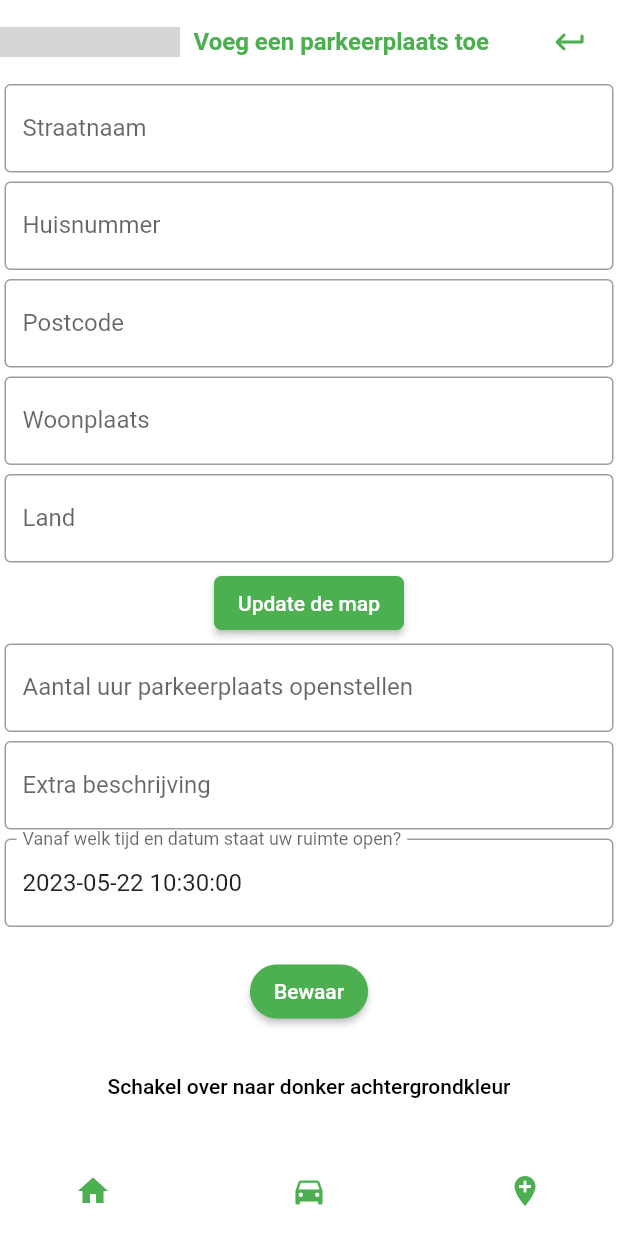
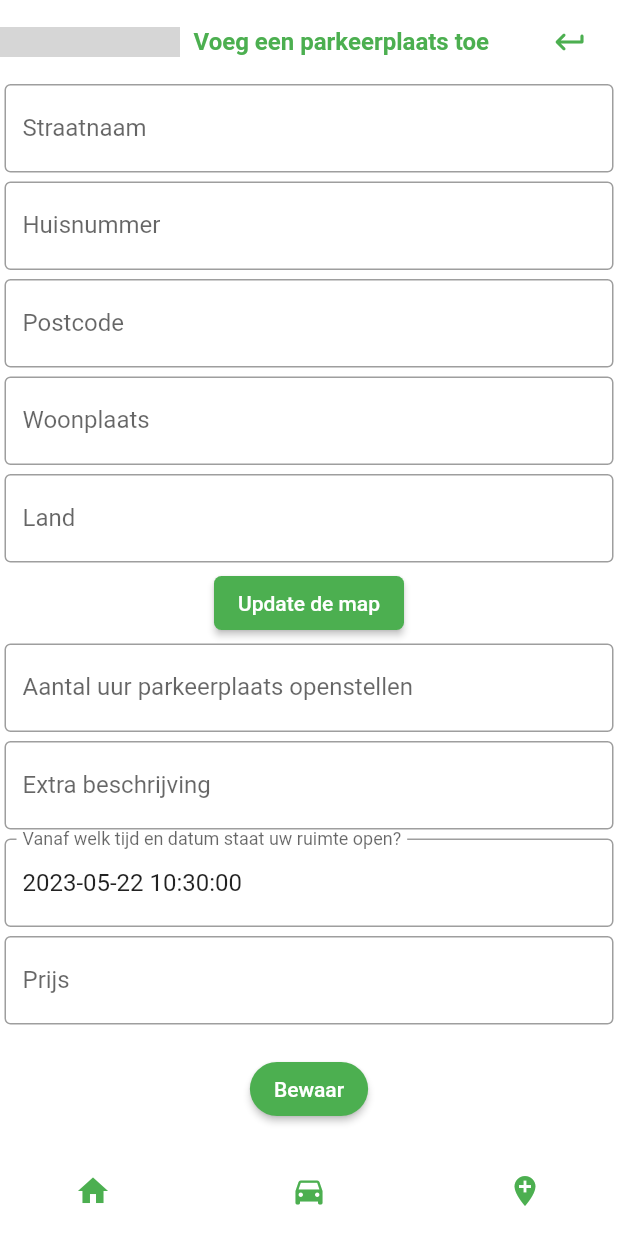
Before and after one commit to yousef12333/ParkPlanner, a Flutter app: the ParkingAdd screen opened directly, scrolled down 391 dp, on a phone screen of 412 x 824 dp. Run offline on Flutter 3.47's test engine with Material 2 defaults, Android fonts, the light colour scheme and no system bars; our stand-ins replace cloud_firestore, firebase_auth, firebase_core, flutter_map, geocoding, latlong2 and 1 more; accounts and stored records are empty; grey boxes are pictures that could not be loaded.

Commit message:
added price to parking_add, removed from car_add, reset token after 1 hour

```diff
--- a/parkplannerproject/lib/main.dart
+++ b/parkplannerproject/lib/main.dart
@@ -49,7 +49,7 @@
   }
 
   void _startSignOutTimer() {
-    const expirationDuration = Duration(seconds: 500);
+    const expirationDuration = Duration(hours: 1);
     _signOutTimer = Timer(expirationDuration, () {
       FirebaseAuth.instance.signOut();
       showDialog(
--- a/parkplannerproject/lib/parking_add.dart
+++ b/parkplannerproject/lib/parking_add.dart
@@ -24,6 +24,7 @@
   final FirebaseFirestore _firestore = FirebaseFirestore.instance;
   final TextEditingController _durationController = TextEditingController();
   final TextEditingController _descriptionController = TextEditingController();
+  final TextEditingController _priceController = TextEditingController();
   final TextEditingController _startAtController = TextEditingController(
     text: DateFormat('yyyy-MM-dd HH:mm:ss').format(DateTime.now()),
   );
@@ -152,8 +153,7 @@
                     mapController: _mapController,
                     options: MapOptions(
                       center: LatLng(51.2194, 4.4025),
-                      zoom:
-                          8.0, //zie notepad file die je opgeslagen hebt in documenten of bureaublad
+                      zoom: 8.0,
                       onTap: (tapPosition, LatLng location) =>
                           _selectLocation(location),
                     ),
@@ -172,10 +172,6 @@
                             ),
                         ],
                       ),
-                      //  GestureDetector(
-                      //   onTapUp: (details) => _selectLocation(details as LatLng),//error
-                      //   behavior: HitTestBehavior.translucent,
-                      // ),
                     ],
                   ),
                   Positioned(
@@ -462,6 +458,38 @@
                 },
               ),
             ),
+            Padding(
+              padding: const EdgeInsets.all(3.0),
+              child: TextFormField(
+                maxLines: null,
+                controller: _priceController,
+                keyboardType: TextInputType.number,
+                decoration: InputDecoration(
+                  border: OutlineInputBorder(
+                    borderSide: isDarkTheme
+                        ? const BorderSide(color: Colors.white)
+                        : const BorderSide(color: Colors.black),
+                  ),
+                  labelText: 'Prijs',
+                  enabledBorder: isDarkTheme
+                      ? const OutlineInputBorder(
+                          borderSide: BorderSide(
+                              color: Color.fromARGB(255, 175, 175, 175)),
+                        )
+                      : null,
+                  labelStyle: TextStyle(
+                    color: isDarkTheme
+                        ? const Color.fromARGB(255, 175, 175, 175)
+                        : null,
+                  ),
+                ),
+                style: TextStyle(
+                  color: isDarkTheme
+                      ? const Color.fromARGB(255, 218, 218, 218)
+                      : null,
+                ),
+              ),
+            ),
             const SizedBox(height: 16),
             ElevatedButton(
               onPressed: _submitParkingSpace,
@@ -589,6 +617,23 @@
   }
 
   void _submitParkingSpace() async {
+    final price = double.tryParse(_priceController.text);
+    if (price == null) {
+      showDialog(
+        context: context,
+        builder: (ctx) => AlertDialog(
+          title: const Text('Incorrecte prijs'),
+          content: const Text('Geef alsjeblieft een correcte prijs in.'),
+          actions: [
+            ElevatedButton(
+              onPressed: () => Navigator.of(ctx).pop(),
+              child: const Text('Oké'),
+            ),
+          ],
+        ),
+      );
+      return;
+    }
     final durationText = _durationController.text;
     final duration = int.tryParse(durationText);
 
@@ -623,6 +668,7 @@
         'longitude': _selectedLocation!.longitude,
         'duration': duration,
         'start_at': _startAtController.text,
+        'price': _priceController.text,
         'description': _descriptionController.text,
       });
 
```
Also changed, not shown: parkplannerproject/lib/car_add.dart (+0 -22 lines).
